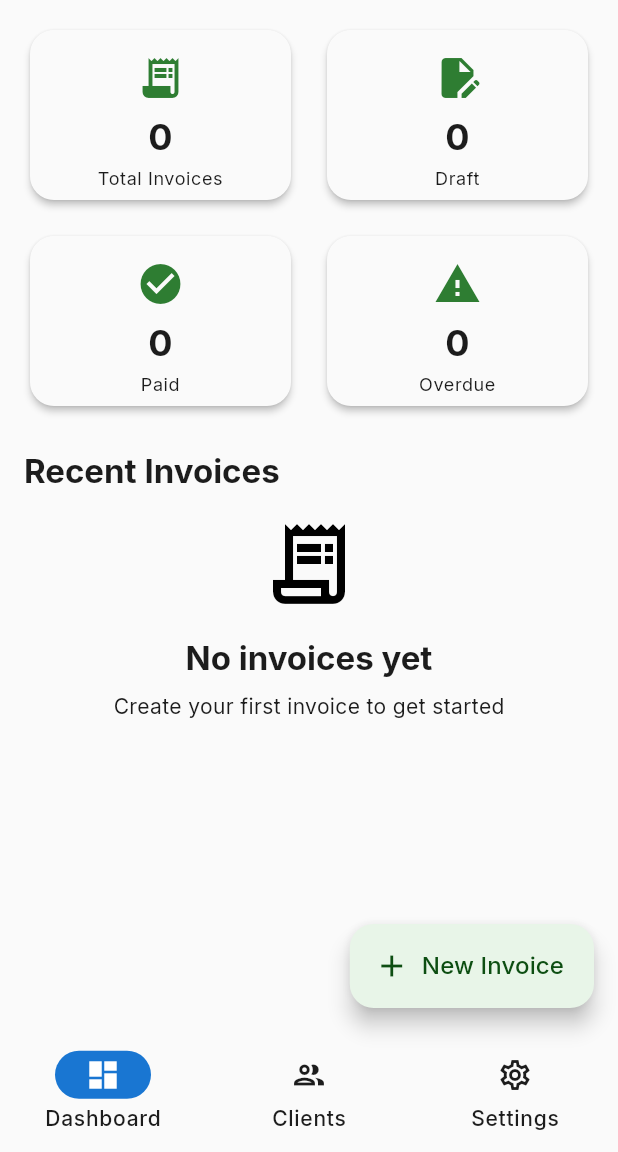
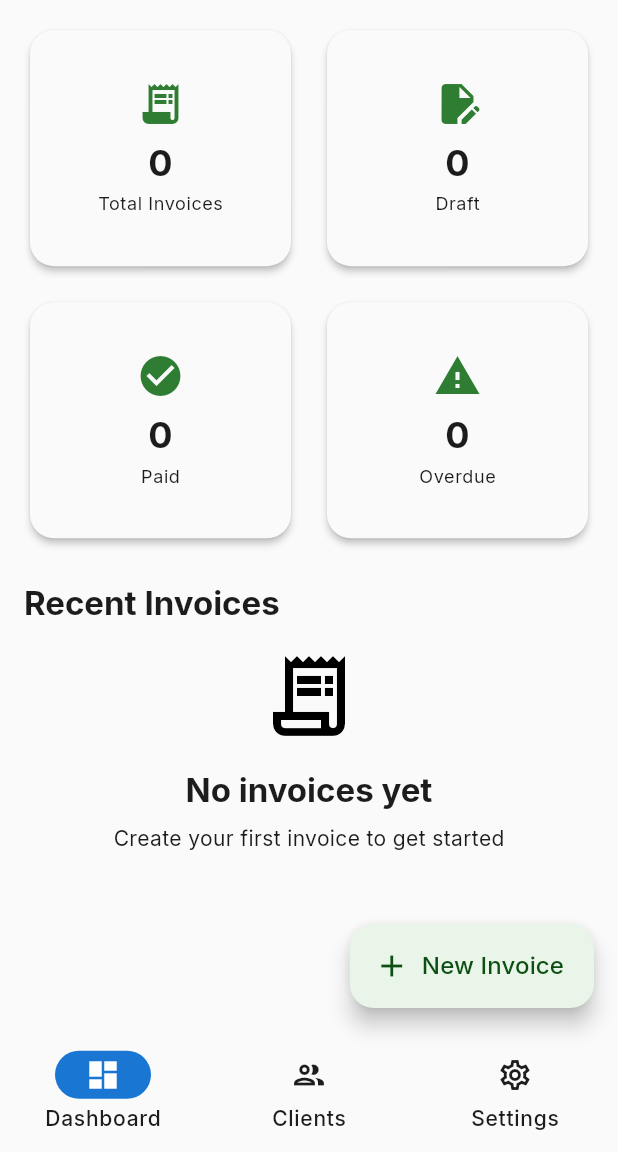
Before and after one commit to Ninad0109/ShadeInvoice, a Flutter app: the screen it shows after launch, on a phone screen of 412 x 824 dp, the part 84-1236 px from its top. Run offline on Flutter 3.47's test engine with Material 3 defaults, Android fonts, the phone set to English and light mode, and no system bars; our stand-ins replace google_fonts, pdf, shared_preferences.

Commit message:
fixed overflow issues

```diff
--- a/lib/main.dart
+++ b/lib/main.dart
@@ -1,8 +1,8 @@
 import 'package:flutter/material.dart';
 import 'package:provider/provider.dart';
-import 'package:wanderhome/theme.dart';
-import 'package:wanderhome/services/invoice_service.dart';
-import 'package:wanderhome/screens/home_screen.dart';
+import 'package:billsnap/theme.dart';
+import 'package:billsnap/services/invoice_service.dart';
+import 'package:billsnap/screens/home_screen.dart';
 
 void main() {
   runApp(const MyApp());
@@ -16,7 +16,7 @@ class MyApp extends StatelessWidget {
     return ChangeNotifierProvider(
       create: (context) => InvoiceService(),
       child: MaterialApp(
-        title: 'WanderHome Invoice Generator',
+        title: 'BillSnap',
         debugShowCheckedModeBanner: false,
         theme: lightTheme,
         darkTheme: darkTheme,
--- a/lib/models/invoice_model.dart
+++ b/lib/models/invoice_model.dart
@@ -1,5 +1,5 @@
-import 'package:wanderhome/models/client_model.dart';
-import 'package:wanderhome/models/invoice_item_model.dart';
+import 'package:billsnap/models/client_model.dart';
+import 'package:billsnap/models/invoice_item_model.dart';
 
 enum InvoiceStatus { draft, sent, paid, overdue }
 
--- a/lib/screens/client_management_screen.dart
+++ b/lib/screens/client_management_screen.dart
@@ -1,8 +1,8 @@
 import 'package:flutter/material.dart';
 import 'package:provider/provider.dart';
-import 'package:wanderhome/models/client_model.dart';
-import 'package:wanderhome/services/invoice_service.dart';
-import 'package:wanderhome/widgets/client_card.dart';
+import 'package:billsnap/models/client_model.dart';
+import 'package:billsnap/services/invoice_service.dart';
+import 'package:billsnap/widgets/client_card.dart';
 
 class ClientManagementScreen extends StatefulWidget {
   const ClientManagementScreen({super.key});
--- a/lib/screens/home_screen.dart
+++ b/lib/screens/home_screen.dart
@@ -1,13 +1,13 @@
 import 'package:flutter/material.dart';
 import 'package:provider/provider.dart';
 import 'package:intl/intl.dart';
-import 'package:wanderhome/models/invoice_model.dart';
-import 'package:wanderhome/services/invoice_service.dart';
-import 'package:wanderhome/screens/create_invoice_screen.dart';
-import 'package:wanderhome/screens/invoice_preview_screen.dart';
-import 'package:wanderhome/screens/client_management_screen.dart';
-import 'package:wanderhome/screens/settings_screen.dart';
-import 'package:wanderhome/widgets/invoice_card.dart';
+import 'package:billsnap/models/invoice_model.dart';
+import 'package:billsnap/services/invoice_service.dart';
+import 'package:billsnap/screens/create_invoice_screen.dart';
+import 'package:billsnap/screens/invoice_preview_screen.dart';
+import 'package:billsnap/screens/client_management_screen.dart';
+import 'package:billsnap/screens/settings_screen.dart';
+import 'package:billsnap/widgets/invoice_card.dart';
 
 class HomeScreen extends StatefulWidget {
   const HomeScreen({super.key});
@@ -104,7 +104,7 @@ class DashboardTab extends StatelessWidget {
                   crossAxisCount: 2,
                   shrinkWrap: true,
                   physics: const NeverScrollableScrollPhysics(),
-                  childAspectRatio: 1.5,
+                  childAspectRatio: 1.1,
                   crossAxisSpacing: 16,
                   mainAxisSpacing: 16,
                   children: [
@@ -184,8 +184,8 @@ class DashboardTab extends StatelessWidget {
     );
   }
 
-  Widget _buildStatCard(
-      String title, String value, IconData icon, BuildContext context) {
+  Widget _buildStatCard(String title, String value, IconData icon,
+      BuildContext context) {
     return Card(
       elevation: 2,
       child: Padding(
@@ -193,20 +193,37 @@ class DashboardTab extends StatelessWidget {
         child: Column(
           mainAxisAlignment: MainAxisAlignment.center,
           children: [
-            Icon(icon, size: 32, color: Theme.of(context).colorScheme.primary),
+            Icon(icon, size: 32, color: Theme
+                .of(context)
+                .colorScheme
+                .primary),
             const SizedBox(height: 8),
-            Text(value,
-                style: Theme.of(context)
+            FittedBox( // Wrap the value Text
+              fit: BoxFit.scaleDown,
+              child: Text(
+                value,
+                style: Theme
+                    .of(context)
                     .textTheme
                     .headlineMedium
-                    ?.copyWith(fontWeight: FontWeight.bold)),
+                    ?.copyWith(fontWeight: FontWeight.bold),
+              ),
+            ),
             const SizedBox(height: 4),
-            Text(title,
-                style: Theme.of(context).textTheme.bodySmall,
-                textAlign: TextAlign.center),
+            FittedBox( // Wrap the title Text
+              fit: BoxFit.scaleDown,
+              child: Text(
+                title,
+                style: Theme
+                    .of(context)
+                    .textTheme
+                    .bodySmall,
+                textAlign: TextAlign.center,
+              ),
+            ),
           ],
         ),
       ),
     );
   }
-}
+  }
--- a/lib/screens/settings_screen.dart
+++ b/lib/screens/settings_screen.dart
@@ -1,8 +1,8 @@
 import 'package:flutter/material.dart';
 import 'package:provider/provider.dart';
-import 'package:wanderhome/services/invoice_service.dart';
-import 'package:wanderhome/services/sample_data_service.dart';
-import 'package:wanderhome/models/invoice_model.dart';
+import 'package:billsnap/services/invoice_service.dart';
+import 'package:billsnap/services/sample_data_service.dart';
+import 'package:billsnap/models/invoice_model.dart';
 
 class SettingsScreen extends StatefulWidget {
   const SettingsScreen({super.key});
--- a/lib/services/export_service.dart
+++ b/lib/services/export_service.dart
@@ -1,7 +1,7 @@
 import 'package:pdf/pdf.dart';
 import 'package:pdf/widgets.dart' as pw;
 import 'package:intl/intl.dart';
-import 'package:wanderhome/models/invoice_model.dart';
+import 'package:billsnap/models/invoice_model.dart';
 
 class ExportService {
   static String generateTextInvoice(Invoice invoice) {
--- a/lib/services/invoice_service.dart
+++ b/lib/services/invoice_service.dart
@@ -1,7 +1,7 @@
 import 'package:flutter/foundation.dart';
-import 'package:wanderhome/models/invoice_model.dart';
-import 'package:wanderhome/models/client_model.dart';
-import 'package:wanderhome/services/local_storage_service.dart';
+import 'package:billsnap/models/invoice_model.dart';
+import 'package:billsnap/models/client_model.dart';
+import 'package:billsnap/services/local_storage_service.dart';
 
 class InvoiceService extends ChangeNotifier {
   List<Invoice> _invoices = [];
--- a/lib/services/local_storage_service.dart
+++ b/lib/services/local_storage_service.dart
@@ -1,7 +1,7 @@
 import 'dart:convert';
 import 'package:shared_preferences/shared_preferences.dart';
-import 'package:wanderhome/models/invoice_model.dart';
-import 'package:wanderhome/models/client_model.dart';
+import 'package:billsnap/models/invoice_model.dart';
+import 'package:billsnap/models/client_model.dart';
 
 class LocalStorageService {
   static const String _invoicesKey = 'invoices';
--- a/lib/widgets/client_card.dart
+++ b/lib/widgets/client_card.dart
@@ -1,6 +1,6 @@
 import 'package:flutter/material.dart';
 import 'package:intl/intl.dart';
-import 'package:wanderhome/models/client_model.dart';
+import 'package:billsnap/models/client_model.dart';
 
 class ClientCard extends StatelessWidget {
   final Client client;
--- a/lib/widgets/invoice_card.dart
+++ b/lib/widgets/invoice_card.dart
@@ -1,6 +1,6 @@
 import 'package:flutter/material.dart';
 import 'package:intl/intl.dart';
-import 'package:wanderhome/models/invoice_model.dart';
+import 'package:billsnap/models/invoice_model.dart';
 
 class InvoiceCard extends StatelessWidget {
   final Invoice invoice;
--- a/pubspec.yaml
+++ b/pubspec.yaml
@@ -1,4 +1,4 @@
-name: wanderhome
+name: billsnap
 description: "A professional invoice generation app for creating, managing, and exporting business invoices with a modern Material Design interface."
 publish_to: "none"
 version: 1.0.0
```
Also changed, not shown: lib/screens/create_invoice_screen.dart (+5 -5 lines), lib/screens/invoice_preview_screen.dart (+38 -19 lines), lib/services/sample_data_service.dart (+4 -4 lines), 2 other files.
